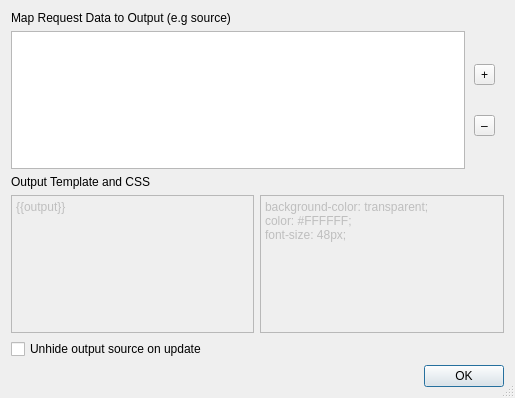
First picture: the form in src/ui/outputmapping.ui, repository locaal-ai/obs-urlsource, before the edit.
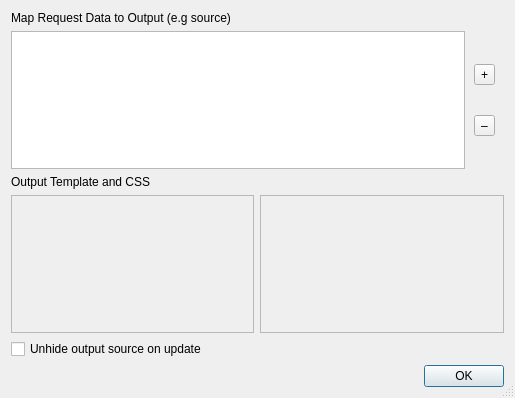
Second picture: the form after the edit.

Commit message: Refactor UI components and fix URL source callbacks

```diff
--- a/src/ui/outputmapping.ui
+++ b/src/ui/outputmapping.ui
@@ -123,7 +123,7 @@
          <bool>false</bool>
         </property>
         <property name="plainText">
-         <string>{{output}}</string>
+         <string/>
         </property>
        </widget>
       </item>
@@ -133,9 +133,7 @@
          <bool>false</bool>
         </property>
         <property name="plainText">
-         <string>background-color: transparent;
-color: #FFFFFF;
-font-size: 48px;</string>
+         <string/>
         </property>
        </widget>
       </item>
```
The commit also changes 4 other files.
